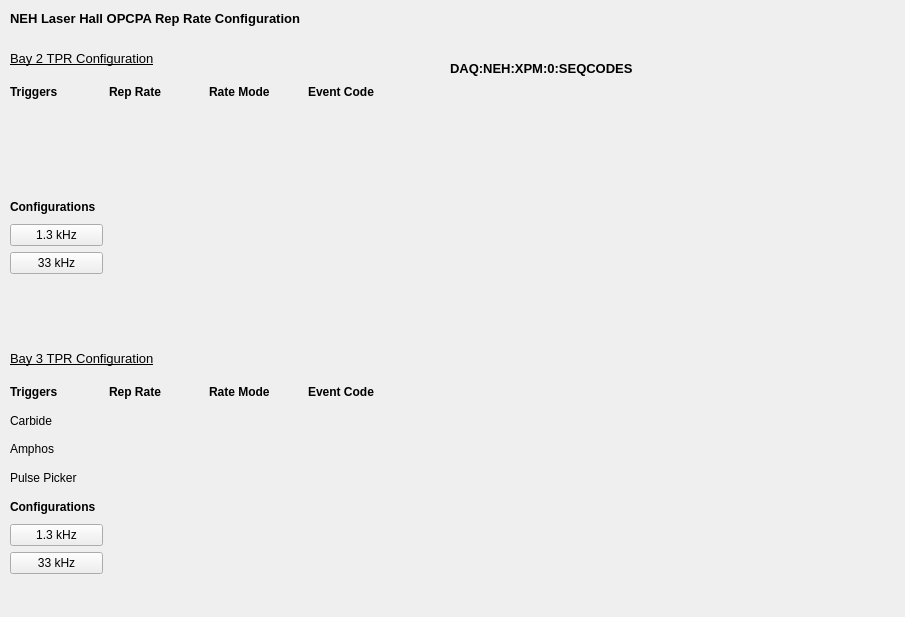
First picture: the form in opcpa-tpr-config/opcpa-tpr-config.ui, repository pcdshub/opcpa-tpr-config, before the edit.
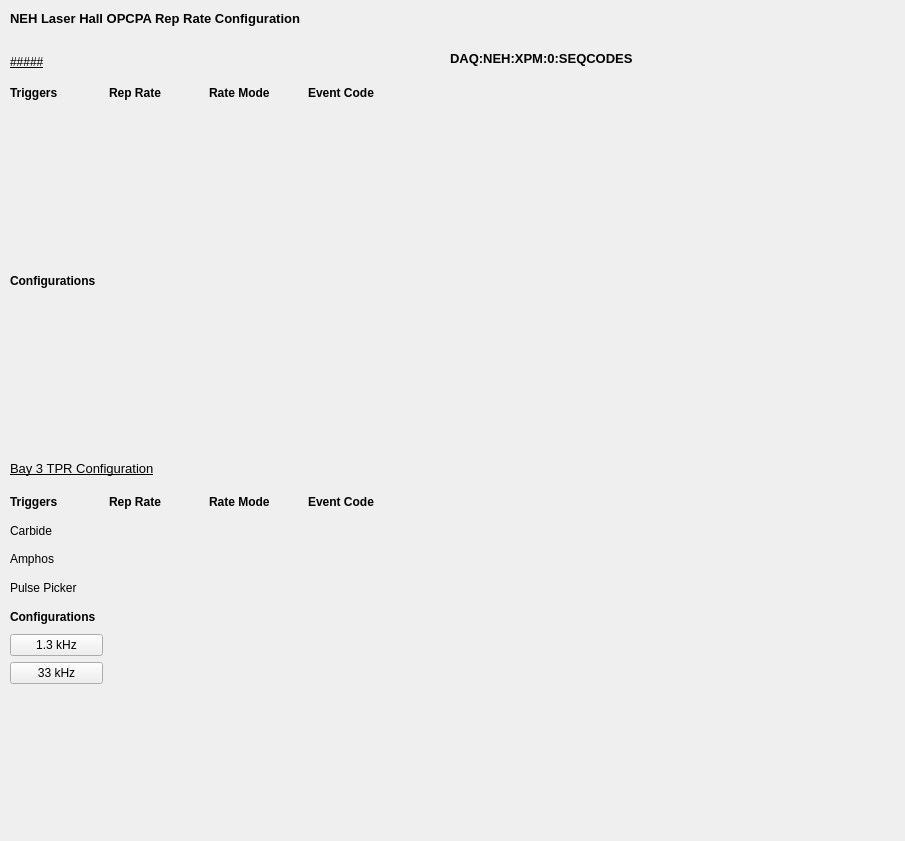
Second picture: the form after the edit. Custom widgets are drawn as their Qt base class.

Commit message: Add generation of config buttons from config file

```diff
--- a/opcpa-tpr-config/opcpa-tpr-config.ui
+++ b/opcpa-tpr-config/opcpa-tpr-config.ui
@@ -7,7 +7,7 @@
     <x>0</x>
     <y>0</y>
     <width>905</width>
-    <height>617</height>
+    <height>841</height>
    </rect>
   </property>
   <property name="windowTitle">
@@ -16,9 +16,9 @@
   <widget class="PyDMNTTable" name="PyDMNTTable">
    <property name="geometry">
     <rect>
-     <x>440</x>
-     <y>80</y>
-     <width>451</width>
+     <x>430</x>
+     <y>70</y>
+     <width>461</width>
      <height>531</height>
     </rect>
    </property>
@@ -48,7 +48,7 @@
    <property name="geometry">
     <rect>
      <x>450</x>
-     <y>60</y>
+     <y>50</y>
      <width>241</width>
      <height>16</height>
     </rect>
@@ -64,92 +64,16 @@
     <string>DAQ:NEH:XPM:0:SEQCODES</string>
    </property>
   </widget>
-  <widget class="QLabel" name="laser1_desc">
-   <property name="geometry">
-    <rect>
-     <x>10</x>
-     <y>50</y>
-     <width>241</width>
-     <height>16</height>
-    </rect>
-   </property>
-   <property name="font">
-    <font>
-     <pointsize>10</pointsize>
-     <weight>50</weight>
-     <bold>false</bold>
-     <underline>true</underline>
-    </font>
-   </property>
-   <property name="text">
-    <string>Bay 2 TPR Configuration</string>
-   </property>
-  </widget>
   <widget class="QWidget" name="gridLayoutWidget">
    <property name="geometry">
     <rect>
      <x>10</x>
      <y>80</y>
      <width>391</width>
-     <height>194</height>
+     <height>121</height>
     </rect>
    </property>
-   <layout class="QGridLayout" name="gridLayout">
-    <item row="6" column="0">
-     <widget class="PyDMShellCommand" name="PyDMShellCommand">
-      <property name="toolTip">
-       <string/>
-      </property>
-      <property name="text">
-       <string>1.3 kHz</string>
-      </property>
-      <property name="alarmSensitiveContent" stdset="0">
-       <bool>false</bool>
-      </property>
-      <property name="alarmSensitiveBorder" stdset="0">
-       <bool>true</bool>
-      </property>
-      <property name="PyDMToolTip" stdset="0">
-       <string>1.3 kHz</string>
-      </property>
-      <property name="channel" stdset="0">
-       <string/>
-      </property>
-      <property name="showConfirmDialog" stdset="0">
-       <bool>true</bool>
-      </property>
-      <property name="confirmMessage" stdset="0">
-       <string>Are you sure you want to proceed?</string>
-      </property>
-      <property name="environmentVariables" stdset="0">
-       <string/>
-      </property>
-      <property name="showIcon" stdset="0">
-       <bool>true</bool>
-      </property>
-      <property name="redirectCommandOutput" stdset="0">
-       <bool>false</bool>
-      </property>
-      <property name="allowMultipleExecutions" stdset="0">
-       <bool>false</bool>
-      </property>
-      <property name="titles" stdset="0">
-       <stringlist/>
-      </property>
-      <property name="commands" stdset="0">
-       <stringlist/>
-      </property>
-      <property name="passwordProtected" stdset="0">
-       <bool>false</bool>
-      </property>
-      <property name="password" stdset="0">
-       <string/>
-      </property>
-      <property name="protectedPassword" stdset="0">
-       <string/>
-      </property>
-     </widget>
-    </item>
+   <layout class="QGridLayout" name="laser1_trig_layout">
     <item row="2" column="1">
      <widget class="PyDMLabel" name="laser1_ch2_RATE">
       <property name="toolTip">
@@ -194,20 +118,6 @@
       </property>
      </widget>
     </item>
-    <item row="5" column="0">
-     <widget class="QLabel" name="label_4">
-      <property name="font">
-       <font>
-        <weight>75</weight>
-        <bold>true</bold>
-        <underline>false</underline>
-       </font>
-      </property>
-      <property name="text">
-       <string>Configurations</string>
-      </property>
-     </widget>
-    </item>
     <item row="2" column="3">
      <widget class="PyDMLabel" name="laser1_ch2_SEQCODE">
       <property name="toolTip">
@@ -314,61 +224,6 @@
       </property>
      </widget>
     </item>
-    <item row="7" column="0">
-     <widget class="PyDMShellCommand" name="PyDMShellCommand_2">
-      <property name="toolTip">
-       <string/>
-      </property>
-      <property name="text">
-       <string>33 kHz</string>
-      </property>
-      <property name="alarmSensitiveContent" stdset="0">
-       <bool>false</bool>
-      </property>
-      <property name="alarmSensitiveBorder" stdset="0">
-       <bool>true</bool>
-      </property>
-      <property name="PyDMToolTip" stdset="0">
-       <string>33 kHz</string>
-      </property>
-      <property name="channel" stdset="0">
-       <string/>
-      </property>
-      <property name="showConfirmDialog" stdset="0">
-       <bool>true</bool>
-      </property>
-      <property name="confirmMessage" stdset="0">
-       <string>Are you sure you want to proceed?</string>
-      </property>
-      <property name="environmentVariables" stdset="0">
-       <string/>
-      </property>
-      <property name="showIcon" stdset="0">
-       <bool>true</bool>
-      </property>
-      <property name="redirectCommandOutput" stdset="0">
-       <bool>false</bool>
-      </property>
-      <property name="allowMultipleExecutions" stdset="0">
-       <bool>false</bool>
-      </property>
-      <property name="titles" stdset="0">
-       <stringlist/>
-      </property>
-      <property name="commands" stdset="0">
-       <stringlist/>
-      </property>
-      <property name="passwordProtected" stdset="0">
-       <bool>false</bool>
-      </property>
-      <property name="password" stdset="0">
-       <string/>
-      </property>
-      <property name="protectedPassword" stdset="0">
-       <string/>
-      </property>
-     </widget>
-    </item>
     <item row="3" column="3">
      <widget class="PyDMLabel" name="laser1_ch3_SEQCODE">
       <property name="toolTip">
@@ -586,7 +441,7 @@
    <property name="geometry">
     <rect>
      <x>10</x>
-     <y>350</y>
+     <y>460</y>
      <width>241</width>
      <height>16</height>
     </rect>
@@ -609,7 +464,7 @@
      <x>410</x>
      <y>50</y>
      <width>21</width>
-     <height>551</height>
+     <height>641</height>
     </rect>
    </property>
    <property name="toolTip">
@@ -670,7 +525,7 @@
    <property name="geometry">
     <rect>
      <x>10</x>
-     <y>380</y>
+     <y>490</y>
      <width>391</width>
      <height>194</height>
     </rect>
@@ -1172,6 +1027,53 @@
     </item>
    </layout>
   </widget>
+  <widget class="PyDMLabel" name="laser1_desc">
+   <property name="geometry">
+    <rect>
+     <x>10</x>
+     <y>50</y>
+     <width>391</width>
+     <height>23</height>
+    </rect>
+   </property>
+   <property name="font">
+    <font>
+     <underline>true</underline>
+    </font>
+   </property>
+   <property name="toolTip">
+    <string/>
+   </property>
+   <property name="text">
+    <string>#####</string>
+   </property>
+  </widget>
+  <widget class="QWidget" name="gridLayoutWidget_3">
+   <property name="geometry">
+    <rect>
+     <x>10</x>
+     <y>240</y>
+     <width>391</width>
+     <height>81</height>
+    </rect>
+   </property>
+   <layout class="QGridLayout" name="laser1_config_layout">
+    <item row="0" column="0">
+     <widget class="QLabel" name="label_4">
+      <property name="font">
+       <font>
+        <weight>75</weight>
+        <bold>true</bold>
+        <underline>false</underline>
+       </font>
+      </property>
+      <property name="text">
+       <string>Configurations</string>
+      </property>
+     </widget>
+    </item>
+   </layout>
+  </widget>
  </widget>
  <customwidgets>
   <customwidget>
```
The commit also changes 2 other files.
